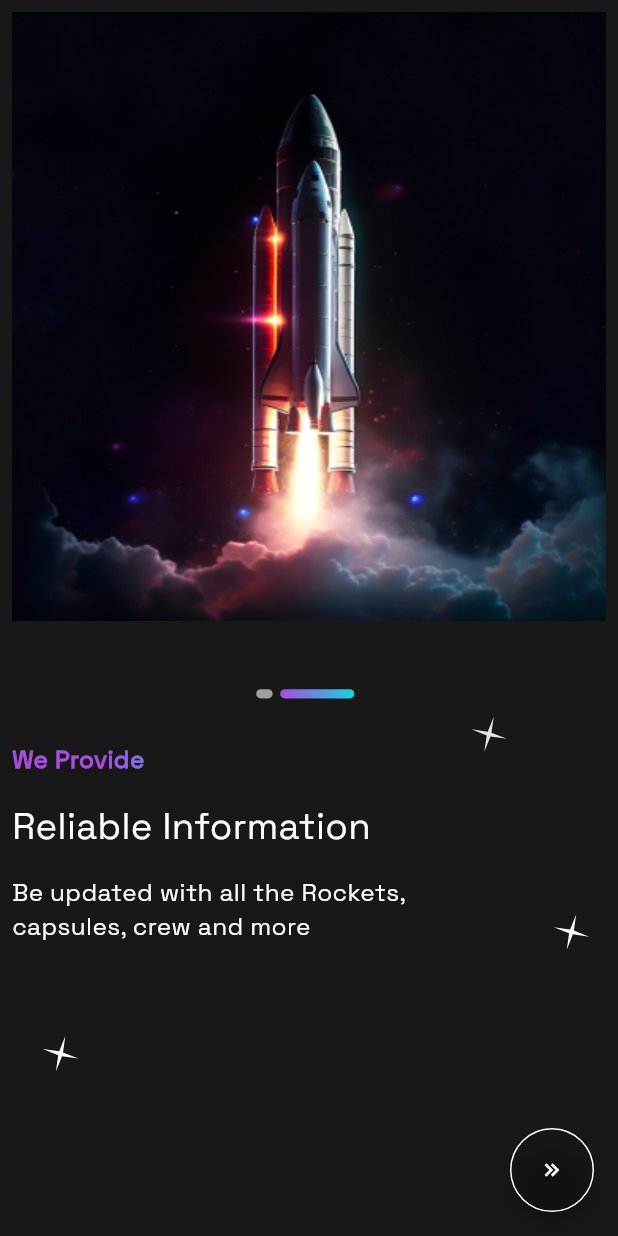
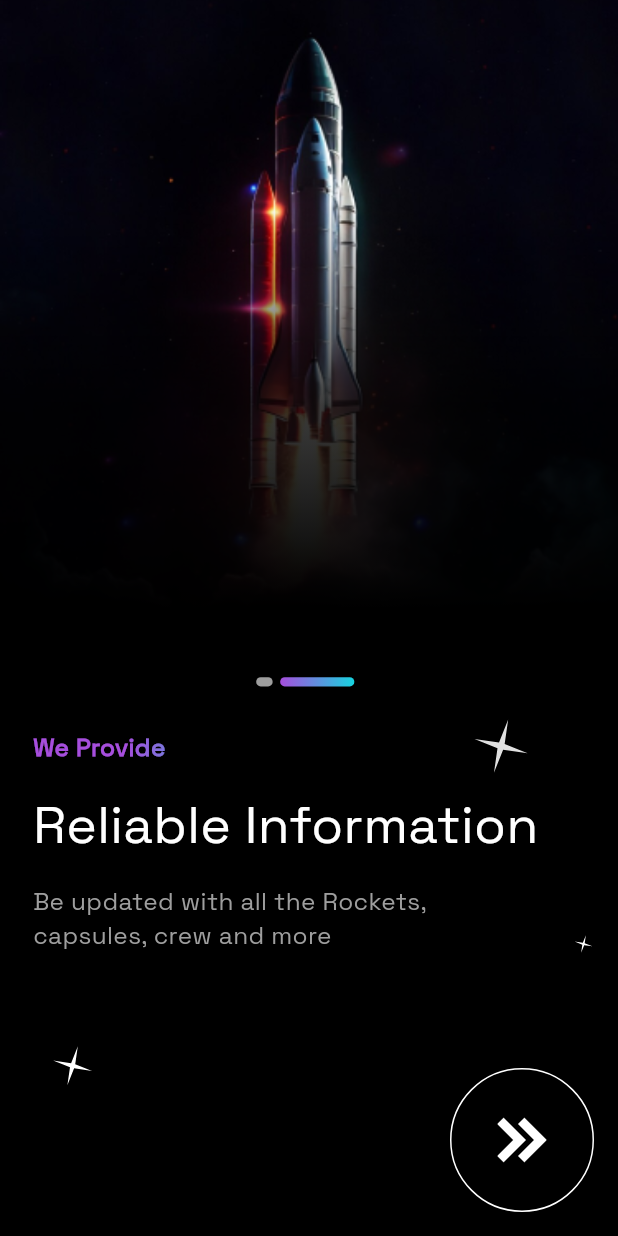
Before and after one commit to GalaxtXGate/GalaxtXGate, a Flutter app: the screen it shows after launch, swiped to page 2, on a phone screen of 412 x 824 dp. Run offline on Flutter 3.47's test engine with Material 3 defaults, Android fonts, the phone set to English and light mode, and no system bars; our stand-ins replace cached_network_image, flutter_screenutil, flutter_spinkit, flutter_svg.

Commit message:
General Conflicts & bugs - solve splash icon & app icon - edite routers & approuter - edite onboarding page

```diff
--- a/lib/core/routes/router.dart
+++ b/lib/core/routes/router.dart
@@ -8,13 +8,13 @@ import '../../features/getStartedNow/screen/getStartedNow_screen.dart';
 class AppRouter {
   Route generateRoute(RouteSettings settings) {
     switch (settings.name) {
+      case Routes.onboarding:
+        return MaterialPageRoute(
+            builder: (context) => const OnBoardingScreen());
       case Routes.bottomNavBar:
         return MaterialPageRoute(builder: (context) => const BottomNavBar());
       case Routes.homeScreen:
         return MaterialPageRoute(builder: (context) => const HomeScreen());
-      case Routes.onboarding:
-        return MaterialPageRoute(
-            builder: (context) => const OnBoardingScreen());
 
       case Routes.getStartNowScreen:
         return MaterialPageRoute(
--- a/lib/core/themes/text_styles.dart
+++ b/lib/core/themes/text_styles.dart
@@ -52,6 +52,13 @@ class TextStyles {
     fontFamily: 'SpaceGrotesk',
   );
 
+  static TextStyle font34White700w = TextStyle(
+    fontSize: 34.sp,
+    fontWeight: FontWeight.w700,
+    color: AppColors.white,
+    fontFamily: 'SpaceGrotesk',
+  );
+
   static TextStyle font40WhiteBold = TextStyle(
     fontSize: 40.sp,
     fontWeight: FontWeight.bold,
--- a/lib/features/onboarding.dart/view/onboarding_screen.dart
+++ b/lib/features/onboarding.dart/view/onboarding_screen.dart
@@ -1,11 +1,12 @@
 import 'package:flutter/material.dart';
 import 'package:galaxyxgate/core/routes/routes.dart';
+import 'package:galaxyxgate/core/themes/app_colors.dart';
 import 'package:galaxyxgate/core/themes/app_images.dart';
 import 'package:galaxyxgate/features/onboarding.dart/data/models/content.dart';
 import 'package:flutter_screenutil/flutter_screenutil.dart';
 import 'package:galaxyxgate/features/onboarding.dart/view/widget/custom_floatin_action_button.dart';
 import 'package:galaxyxgate/features/onboarding.dart/view/widget/page_indicator.dart';
-import 'package:galaxyxgate/features/onboarding.dart/view/widget/page_view.dart';
+import 'package:galaxyxgate/features/onboarding.dart/view/widget/onboarding_page_view.dart';
 import 'package:galaxyxgate/features/onboarding.dart/view/widget/positioned_star_with_animation.dart';
 
 class OnBoardingScreen extends StatefulWidget {
@@ -60,9 +61,8 @@ class _OnBoardingScreenState extends State<OnBoardingScreen>
   @override
   Widget build(BuildContext context) {
     return Scaffold(
-      body: Padding(
-        padding: const EdgeInsets.all(8.0),
-        child: Stack(
+      backgroundColor: AppColors.black,
+      body: Stack(
         children: [
           //page view
           OnBoardingPageView(
@@ -84,28 +84,30 @@ class _OnBoardingScreenState extends State<OnBoardingScreen>
             animation: _animatedStar1,
             bottom: 310.h,
             right: 60.w,
+            scale: 1.5,
           ),
           // Star #2
           PositionedStarWithAnimation(
             animation: _animatedStar2,
             bottom: 180.h,
             right: 10.w,
+            scale: 0.5,
           ),
           // Star #3
           PositionedStarWithAnimation(
             animation: _animatedStar3,
             bottom: 100.h,
             right: 320.w,
+            scale: 1.1,
           ),
         ],
-        ),
       ),
       // FloatingActionButton
       floatingActionButton: CustomFloatingActionButton(
         controller: _controller,
         currentIndex: _currentIndex,
         contentLength: content.length,
-        route: Routes.homeScreen,
+        route: Routes.getStartNowScreen,
         svgAssetPath: AppImages.arrows,
       ),
     );
--- a/lib/features/onboarding.dart/view/widget/custom_floatin_action_button.dart
+++ b/lib/features/onboarding.dart/view/widget/custom_floatin_action_button.dart
@@ -1,4 +1,5 @@
 import 'package:flutter/material.dart';
+import 'package:flutter_screenutil/flutter_screenutil.dart';
 import 'package:flutter_svg/flutter_svg.dart';
 
 class CustomFloatingActionButton extends StatelessWidget {
@@ -8,7 +9,8 @@ class CustomFloatingActionButton extends StatelessWidget {
   final String route;
   final String svgAssetPath;
 
-  const CustomFloatingActionButton({super.key,
+  const CustomFloatingActionButton({
+    super.key,
     required this.controller,
     required this.currentIndex,
     required this.contentLength,
@@ -18,7 +20,7 @@ class CustomFloatingActionButton extends StatelessWidget {
 
   @override
   Widget build(BuildContext context) {
-    return FloatingActionButton(
+    return FloatingActionButton.large(
       backgroundColor: Colors.transparent,
       foregroundColor: Colors.white,
       shape: const CircleBorder(
@@ -35,8 +37,8 @@ class CustomFloatingActionButton extends StatelessWidget {
       },
       child: SvgPicture.asset(
         svgAssetPath,
-        height: 20.0,
-        width: 10.0,
+        height: 30.w,
+        width: 30.w,
       ),
     );
   }
--- a/lib/features/onboarding.dart/view/widget/onboarding_item.dart
+++ b/lib/features/onboarding.dart/view/widget/onboarding_item.dart
@@ -18,18 +18,39 @@ class OnBoardingItem extends StatelessWidget {
   @override
   Widget build(BuildContext context) {
     return ListView(
+      padding: EdgeInsets.zero,
       children: [
-        Image.asset(
+        ShaderMask(
+          shaderCallback: (Rect rect) => const LinearGradient(
+              begin: Alignment.topCenter,
+              end: Alignment.bottomCenter,
+              colors: [
+                AppColors.white,
+                AppColors.white,
+                AppColors.deepGrey,
+                AppColors.black,
+              ]).createShader(rect),
+          child: Image.asset(
             content.image,
             height: 400.h,
             width: MediaQuery.of(context).size.width,
-          fit: BoxFit.fill,
+            fit: BoxFit.cover,
           ),
+        ),
+        Padding(
+          padding: EdgeInsets.symmetric(horizontal: 20.w),
+          child: Column(
+            crossAxisAlignment: CrossAxisAlignment.start,
+            children: [
               SizedBox(height: 80.h),
               Align(
                 alignment: Alignment.centerLeft,
                 child: GradientText(
-            colors: const [AppColors.purple, AppColors.blue, AppColors.cyan],
+                  colors: const [
+                    AppColors.purple,
+                    AppColors.blue,
+                    AppColors.cyan
+                  ],
                   child: Text(
                     content.text,
                     style: TextStyles.font16White700w.copyWith(),
@@ -40,7 +61,7 @@ class OnBoardingItem extends StatelessWidget {
               Text(
                 content.title,
                 textAlign: TextAlign.left,
-          style: TextStyles.font24White700w.copyWith(
+                style: TextStyles.font34White700w.copyWith(
                   fontWeight: FontWeight.normal,
                 ),
               ),
@@ -50,6 +71,10 @@ class OnBoardingItem extends StatelessWidget {
                 textAlign: TextAlign.left,
                 style: TextStyles.font16White700w.copyWith(
                   fontWeight: FontWeight.normal,
+                  color: Colors.grey,
+                ),
+              ),
+            ],
           ),
         ),
       ],
--- a/lib/features/onboarding.dart/view/widget/positioned_star_with_animation.dart
+++ b/lib/features/onboarding.dart/view/widget/positioned_star_with_animation.dart
@@ -3,25 +3,29 @@ import 'package:flutter_svg/svg.dart';
 import 'package:galaxyxgate/core/themes/app_images.dart';
 
 class PositionedStarWithAnimation extends StatelessWidget {
-  final Animation<double> animation;
-  final double right;
-  final double bottom;
-
   const PositionedStarWithAnimation({
     super.key,
     required this.animation,
     required this.right,
     required this.bottom,
+    required this.scale,
   });
+  final Animation<double> animation;
+  final double right;
+  final double bottom;
+  final double scale;
 
   @override
   Widget build(BuildContext context) {
     return Positioned(
       right: right,
       bottom: bottom,
-      child: FadeTransition(
-        opacity: animation,
-        child: SvgPicture.asset(AppImages.star),
+      child: Transform.scale(
+        scale: scale,
+        child: FadeTransition(
+          opacity: animation,
+          child: SvgPicture.asset(AppImages.star),
+        ),
       ),
     );
   }
```
Also changed, not shown: lib/features/getStartedNow/screen/getStartedNow_screen.dart (+8 -1 lines), lib/features/getStartedNow/screen/widgets/signup.dart (+22 -3 lines), lib/features/getStartedNow/screen/widgets/signup_button.dart (+8 -1 lines), assets/icons/splash_logo.png, assets/icons/splash_logo_android12.png, lib/features/onboarding.dart/view/widget/onboarding_page_view.dart (renamed from lib/features/onboarding.dart/view/widget/page_view.dart), pubspec.lock, 33 other files. Lines whose indentation alone changed are shown as unchanged.
